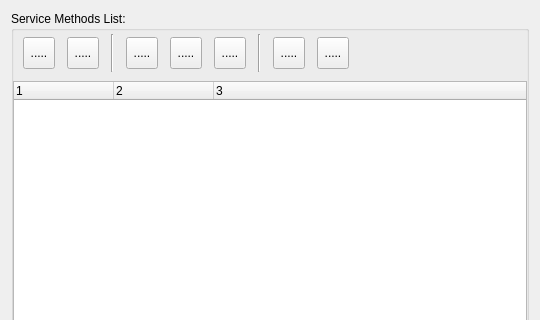
Old version of the form sources/lusan/view/si/ui/SIMethodList.ui in the repository aregtech/areg-sdk-tools; both pictures show x 0 to 540 and y 0 to 320 of the 540 by 600 pixel window.
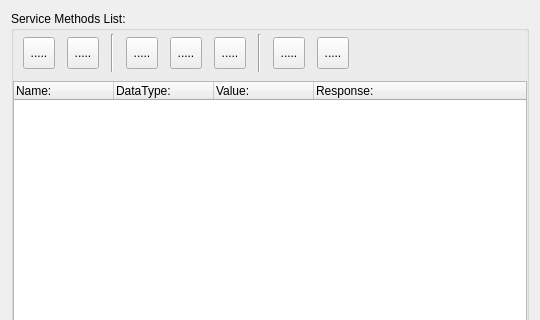
New version of the form. Icons and pictures are not drawn.

Commit message: Implemented UI to create SI requests

Diff of the .ui file:
```diff
--- a/sources/lusan/view/si/ui/SIMethodList.ui
+++ b/sources/lusan/view/si/ui/SIMethodList.ui
@@ -392,21 +392,26 @@
           <enum>Qt::TextElideMode::ElideNone</enum>
          </property>
          <property name="columnCount">
-          <number>3</number>
+          <number>4</number>
          </property>
          <column>
           <property name="text">
-           <string notr="true">1</string>
+           <string notr="true">Name:</string>
           </property>
          </column>
          <column>
           <property name="text">
-           <string notr="true">2</string>
+           <string notr="true">DataType:</string>
           </property>
          </column>
          <column>
           <property name="text">
-           <string notr="true">3</string>
+           <string notr="true">Value:</string>
+          </property>
+         </column>
+         <column>
+          <property name="text">
+           <string>Response:</string>
           </property>
          </column>
         </widget>
```
The commit also changes 7 other files.
